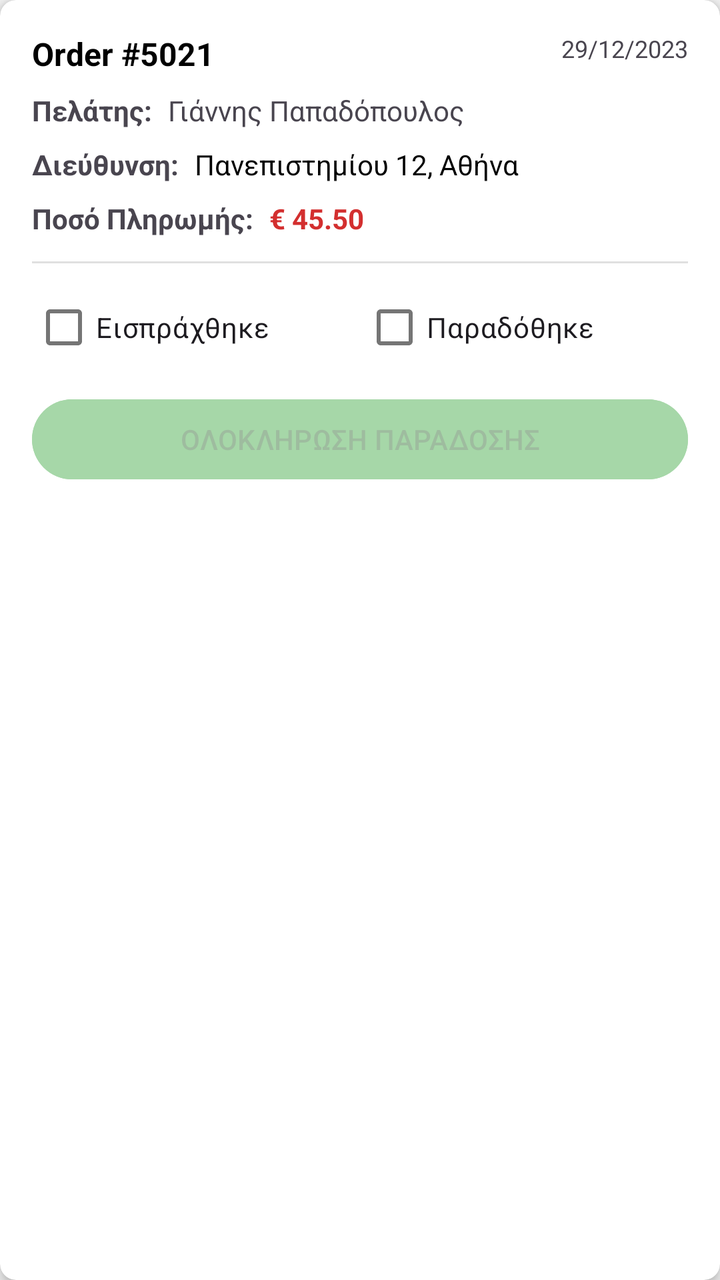
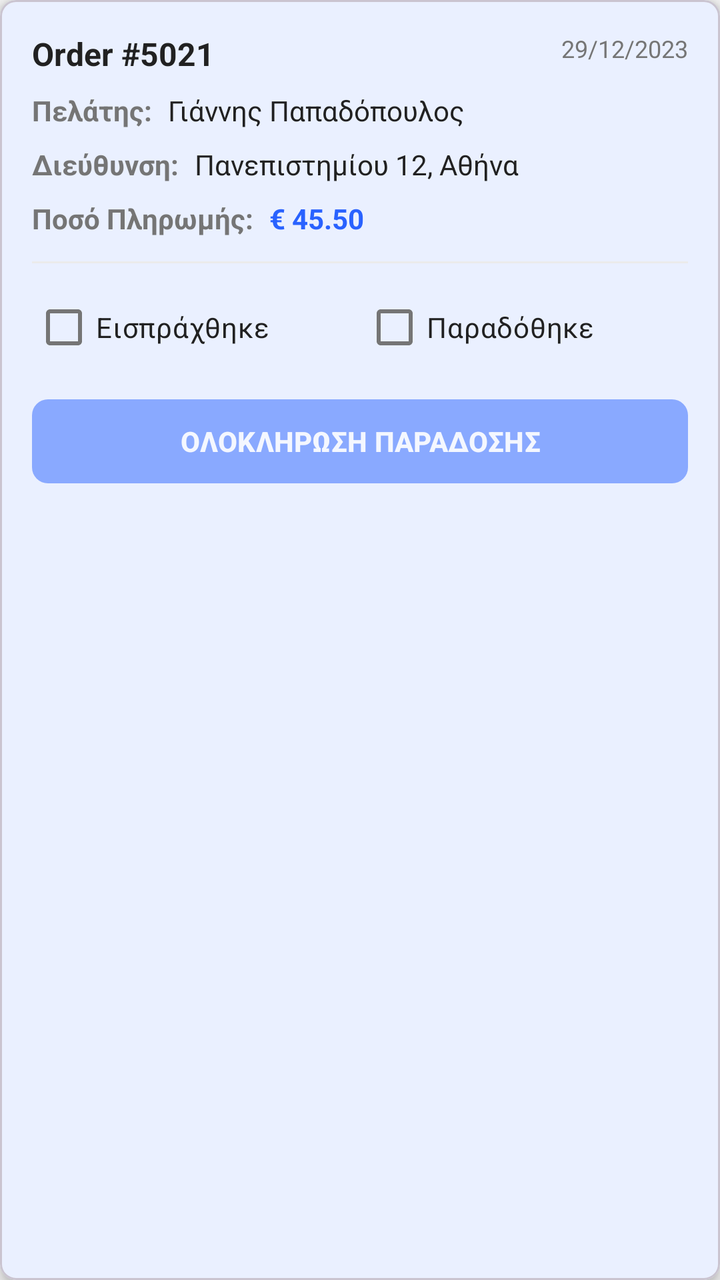

Before-and-after screenshots of an Android layout around one commit, followed by the original layout XML and the change that was made.
<!-- AndroidManifest.xml: application theme Theme.Team21 -->
<!-- res/layout/item_deliverer_order.xml -->
<?xml version="1.0" encoding="utf-8"?>
<androidx.cardview.widget.CardView xmlns:android="http://schemas.android.com/apk/res/android"
    xmlns:app="http://schemas.android.com/apk/res-auto"
    xmlns:tools="http://schemas.android.com/tools"
    android:id="@+id/item_deliverer_orderCardView"
    android:layout_width="match_parent"
    android:layout_height="wrap_content"
    android:layout_margin="8dp"
    app:cardCornerRadius="8dp"
    app:cardElevation="4dp">

    <androidx.constraintlayout.widget.ConstraintLayout
        android:layout_width="match_parent"
        android:layout_height="wrap_content"
        android:padding="16dp">

        <TextView
            android:id="@+id/txtItem_deliverer_orderId"
            android:layout_width="wrap_content"
            android:layout_height="wrap_content"
            android:text="Order #5021"
            android:textColor="@android:color/black"
            android:textSize="16sp"
            android:textStyle="bold"
            app:layout_constraintStart_toStartOf="parent"
            app:layout_constraintTop_toTopOf="parent" />

        <TextView
            android:id="@+id/txtItem_deliverer_orderDeliveryDate"
            android:layout_width="wrap_content"
            android:layout_height="wrap_content"
            android:text="29/12/2023"
            android:textSize="12sp"
            app:layout_constraintEnd_toEndOf="parent"
            app:layout_constraintTop_toTopOf="parent" />

        <TextView
            android:id="@+id/txtItem_deliverer_orderCurtomerName"
            android:layout_width="wrap_content"
            android:layout_height="wrap_content"
            android:layout_marginTop="8dp"
            android:text="Πελάτης:"
            android:textStyle="bold"
            app:layout_constraintStart_toStartOf="parent"
            app:layout_constraintTop_toBottomOf="@+id/txtItem_deliverer_orderId" />

        <TextView
            android:id="@+id/txtItem_deliverer_orderCurtomerNameValue"
            android:layout_width="0dp"
            android:layout_height="wrap_content"
            android:layout_marginStart="8dp"
            android:text="Γιάννης Παπαδόπουλος"
            app:layout_constraintBottom_toBottomOf="@+id/txtItem_deliverer_orderCurtomerName"
            app:layout_constraintEnd_toEndOf="parent"
            app:layout_constraintStart_toEndOf="@+id/txtItem_deliverer_orderCurtomerName"
            app:layout_constraintTop_toTopOf="@+id/txtItem_deliverer_orderCurtomerName" />

        <TextView
            android:id="@+id/txtItem_deliverer_orderCurtomerAddress"
            android:layout_width="wrap_content"
            android:layout_height="wrap_content"
            android:layout_marginTop="8dp"
            android:text="Διεύθυνση:"
            android:textStyle="bold"
            app:layout_constraintStart_toStartOf="parent"
            app:layout_constraintTop_toBottomOf="@+id/txtItem_deliverer_orderCurtomerName" />

        <TextView
            android:id="@+id/txtItem_deliverer_orderCurtomerAddressValue"
            android:layout_width="0dp"
            android:layout_height="wrap_content"
            android:layout_marginStart="8dp"
            android:text="Πανεπιστημίου 12, Αθήνα"
            android:textColor="#000000"
            app:layout_constraintBottom_toBottomOf="@+id/txtItem_deliverer_orderCurtomerAddress"
            app:layout_constraintEnd_toEndOf="parent"
            app:layout_constraintStart_toEndOf="@+id/txtItem_deliverer_orderCurtomerAddress"
            app:layout_constraintTop_toTopOf="@+id/txtItem_deliverer_orderCurtomerAddress" />

        <TextView
            android:id="@+id/txtItem_deliverer_orderTotalAmount"
            android:layout_width="wrap_content"
            android:layout_height="wrap_content"
            android:layout_marginTop="8dp"
            android:text="Ποσό Πληρωμής:"
            android:textStyle="bold"
            app:layout_constraintStart_toStartOf="parent"
            app:layout_constraintTop_toBottomOf="@+id/txtItem_deliverer_orderCurtomerAddressValue" />

        <TextView
            android:id="@+id/txtItem_deliverer_orderTotalAmountValue"
            android:layout_width="wrap_content"
            android:layout_height="wrap_content"
            android:layout_marginStart="8dp"
            android:text="€ 45.50"
            android:textColor="#D32F2F"
            android:textStyle="bold"
            app:layout_constraintBottom_toBottomOf="@+id/txtItem_deliverer_orderTotalAmount"
            app:layout_constraintStart_toEndOf="@+id/txtItem_deliverer_orderTotalAmount"
            app:layout_constraintTop_toTopOf="@+id/txtItem_deliverer_orderTotalAmount" />

        <View
            android:id="@+id/dividerLine"
            android:layout_width="match_parent"
            android:layout_height="1dp"
            android:layout_marginTop="12dp"
            android:background="?android:attr/listDivider"
            app:layout_constraintTop_toBottomOf="@+id/txtItem_deliverer_orderTotalAmount" />

        <CheckBox
            android:id="@+id/chkboxItem_deliverer_order_Paid"
            android:layout_width="wrap_content"
            android:layout_height="wrap_content"
            android:layout_marginTop="8dp"
            android:text="Εισπράχθηκε"
            app:layout_constraintStart_toStartOf="parent"
            app:layout_constraintTop_toBottomOf="@+id/dividerLine" />

        <CheckBox
            android:id="@+id/chkboxItem_deliverer_order_Delivered"
            android:layout_width="wrap_content"
            android:layout_height="wrap_content"
            android:text="Παραδόθηκε"
            app:layout_constraintBottom_toBottomOf="@+id/chkboxItem_deliverer_order_Paid"
            app:layout_constraintEnd_toEndOf="parent"
            app:layout_constraintStart_toEndOf="@+id/chkboxItem_deliverer_order_Paid"
            app:layout_constraintTop_toTopOf="@+id/chkboxItem_deliverer_order_Paid" />

        <Button
            android:id="@+id/btnItem_deliverer_orderConfirmDelivery"
            android:layout_width="match_parent"
            android:layout_height="wrap_content"
            android:layout_marginTop="8dp"
            android:alpha="0.5"
            android:backgroundTint="#4CAF50"
            android:enabled="false"
            android:text="ΟΛΟΚΛΗΡΩΣΗ ΠΑΡΑΔΟΣΗΣ"
            app:layout_constraintBottom_toBottomOf="parent"
            app:layout_constraintTop_toBottomOf="@+id/chkboxItem_deliverer_order_Paid" />

    </androidx.constraintlayout.widget.ConstraintLayout>
</androidx.cardview.widget.CardView>
<!-- resources referenced by this layout -->
<resources>
  <style name="Theme.Team21" parent="Base.Theme.Team21" />
  <style name="Base.Theme.Team21" parent="Theme.Material3.DayNight.NoActionBar">
  
          
          <item name="android:windowBackground">@color/bg_light</item>
          <item name="colorSurface">@color/card_light</item>
          <item name="colorSurfaceVariant">@color/input_bg_light</item>
  
          
          <item name="colorOnSurface">@color/text_dark</item>
          <item name="colorOnSurfaceVariant">@color/text_muted_light</item>
  
          <item name="colorOnPrimary">@color/white</item>
  
          
          <item name="colorPrimary">@color/eshop_primary</item>
          <item name="colorSecondary">@color/eshop_accent</item>
  
          <item name="colorError">@color/error_red_light</item>
  
          
          <item name="android:statusBarColor">@color/bg_light</item>
          <item name="android:windowLightStatusBar">true</item>
  
          
          <item name="colorFilterActive">@color/filter_active_light</item>
          <item name="colorFilterUnselected">@color/filter_bg_unselected_light</item>
  
          
          <item name="colorMenuButton">@color/teal_menu_light</item>
      </style>
  <color name="bg_light">#F5F5F5</color>
  <color name="card_light">#FFFFFF</color>
  <color name="input_bg_light">#EBEBEB</color>
  <color name="text_dark">#212121</color>
  <color name="text_muted_light">#757575</color>
  <color name="white">#FFFFFFFF</color>
  <color name="eshop_primary">#2962FF</color>
  <color name="eshop_accent">#FF6D00</color>
  <color name="error_red_light">#D32F2F</color>
  <color name="filter_active_light">#2962FF</color>
  <color name="filter_bg_unselected_light">#E0E0E0</color>
  <color name="teal_menu_light">#009688</color>
</resources>

<!-- the commit's change to res/layout/item_deliverer_order.xml (unified diff, before → after) -->
@@ -1,11 +1,13 @@
 <?xml version="1.0" encoding="utf-8"?>
-<androidx.cardview.widget.CardView xmlns:android="http://schemas.android.com/apk/res/android"
+<com.google.android.material.card.MaterialCardView
+    xmlns:android="http://schemas.android.com/apk/res/android"
     xmlns:app="http://schemas.android.com/apk/res-auto"
     xmlns:tools="http://schemas.android.com/tools"
     android:id="@+id/item_deliverer_orderCardView"
     android:layout_width="match_parent"
     android:layout_height="wrap_content"
     android:layout_margin="8dp"
+    app:cardBackgroundColor="?attr/colorSurface"
     app:cardCornerRadius="8dp"
     app:cardElevation="4dp">
 
@@ -19,7 +21,7 @@
             android:layout_width="wrap_content"
             android:layout_height="wrap_content"
             android:text="Order #5021"
-            android:textColor="@android:color/black"
+            android:textColor="?attr/colorOnSurface"
             android:textSize="16sp"
             android:textStyle="bold"
             app:layout_constraintStart_toStartOf="parent"
@@ -30,6 +32,7 @@
             android:layout_width="wrap_content"
             android:layout_height="wrap_content"
             android:text="29/12/2023"
+            android:textColor="?attr/colorOnSurfaceVariant"
             android:textSize="12sp"
             app:layout_constraintEnd_toEndOf="parent"
             app:layout_constraintTop_toTopOf="parent" />
@@ -40,6 +43,7 @@
             android:layout_height="wrap_content"
             android:layout_marginTop="8dp"
             android:text="Πελάτης:"
+            android:textColor="?attr/colorOnSurfaceVariant"
             android:textStyle="bold"
             app:layout_constraintStart_toStartOf="parent"
             app:layout_constraintTop_toBottomOf="@+id/txtItem_deliverer_orderId" />
@@ -50,6 +54,7 @@
             android:layout_height="wrap_content"
             android:layout_marginStart="8dp"
             android:text="Γιάννης Παπαδόπουλος"
+            android:textColor="?attr/colorOnSurface"
             app:layout_constraintBottom_toBottomOf="@+id/txtItem_deliverer_orderCurtomerName"
             app:layout_constraintEnd_toEndOf="parent"
             app:layout_constraintStart_toEndOf="@+id/txtItem_deliverer_orderCurtomerName"
@@ -61,6 +66,7 @@
             android:layout_height="wrap_content"
             android:layout_marginTop="8dp"
             android:text="Διεύθυνση:"
+            android:textColor="?attr/colorOnSurfaceVariant"
             android:textStyle="bold"
             app:layout_constraintStart_toStartOf="parent"
             app:layout_constraintTop_toBottomOf="@+id/txtItem_deliverer_orderCurtomerName" />
@@ -71,7 +77,7 @@
             android:layout_height="wrap_content"
             android:layout_marginStart="8dp"
             android:text="Πανεπιστημίου 12, Αθήνα"
-            android:textColor="#000000"
+            android:textColor="?attr/colorOnSurface"
             app:layout_constraintBottom_toBottomOf="@+id/txtItem_deliverer_orderCurtomerAddress"
             app:layout_constraintEnd_toEndOf="parent"
             app:layout_constraintStart_toEndOf="@+id/txtItem_deliverer_orderCurtomerAddress"
@@ -83,6 +89,7 @@
             android:layout_height="wrap_content"
             android:layout_marginTop="8dp"
             android:text="Ποσό Πληρωμής:"
+            android:textColor="?attr/colorOnSurfaceVariant"
             android:textStyle="bold"
             app:layout_constraintStart_toStartOf="parent"
             app:layout_constraintTop_toBottomOf="@+id/txtItem_deliverer_orderCurtomerAddressValue" />
@@ -93,7 +100,7 @@
             android:layout_height="wrap_content"
             android:layout_marginStart="8dp"
             android:text="€ 45.50"
-            android:textColor="#D32F2F"
+            android:textColor="?attr/colorPrimary"
             android:textStyle="bold"
             app:layout_constraintBottom_toBottomOf="@+id/txtItem_deliverer_orderTotalAmount"
             app:layout_constraintStart_toEndOf="@+id/txtItem_deliverer_orderTotalAmount"
@@ -104,39 +111,44 @@
             android:layout_width="match_parent"
             android:layout_height="1dp"
             android:layout_marginTop="12dp"
-            android:background="?android:attr/listDivider"
+            android:background="?attr/colorSurfaceVariant"
             app:layout_constraintTop_toBottomOf="@+id/txtItem_deliverer_orderTotalAmount" />
 
-        <CheckBox
+        <com.google.android.material.checkbox.MaterialCheckBox
             android:id="@+id/chkboxItem_deliverer_order_Paid"
             android:layout_width="wrap_content"
             android:layout_height="wrap_content"
             android:layout_marginTop="8dp"
+            android:textColor="?attr/colorOnSurface"
             android:text="Εισπράχθηκε"
             app:layout_constraintStart_toStartOf="parent"
             app:layout_constraintTop_toBottomOf="@+id/dividerLine" />
 
-        <CheckBox
+        <com.google.android.material.checkbox.MaterialCheckBox
             android:id="@+id/chkboxItem_deliverer_order_Delivered"
             android:layout_width="wrap_content"
             android:layout_height="wrap_content"
             android:text="Παραδόθηκε"
+            android:textColor="?attr/colorOnSurface"
             app:layout_constraintBottom_toBottomOf="@+id/chkboxItem_deliverer_order_Paid"
             app:layout_constraintEnd_toEndOf="parent"
             app:layout_constraintStart_toEndOf="@+id/chkboxItem_deliverer_order_Paid"
             app:layout_constraintTop_toTopOf="@+id/chkboxItem_deliverer_order_Paid" />
 
-        <Button
+        <com.google.android.material.button.MaterialButton
             android:id="@+id/btnItem_deliverer_orderConfirmDelivery"
             android:layout_width="match_parent"
-            android:layout_height="wrap_content"
+            android:layout_height="50dp"
             android:layout_marginTop="8dp"
             android:alpha="0.5"
-            android:backgroundTint="#4CAF50"
             android:enabled="false"
+            app:backgroundTint="?attr/colorPrimary"
+            android:textColor="?attr/colorOnPrimary"
             android:text="ΟΛΟΚΛΗΡΩΣΗ ΠΑΡΑΔΟΣΗΣ"
+            android:textStyle="bold"
+            app:cornerRadius="8dp"
             app:layout_constraintBottom_toBottomOf="parent"
             app:layout_constraintTop_toBottomOf="@+id/chkboxItem_deliverer_order_Paid" />
 
     </androidx.constraintlayout.widget.ConstraintLayout>
-</androidx.cardview.widget.CardView>
+</com.google.android.material.card.MaterialCardView>
